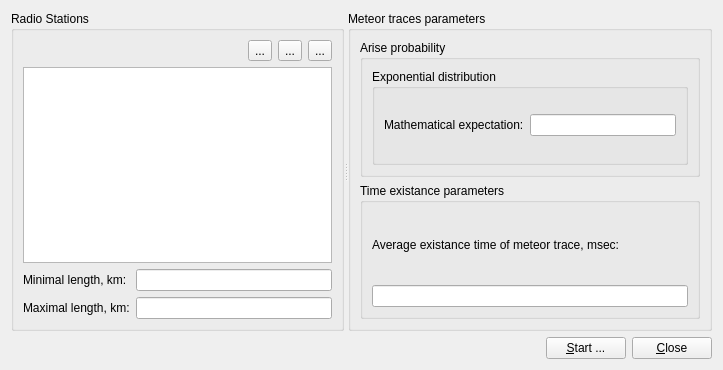
Above: src/gui/ui/meteor_radio_network_form.ui from YuriyRusinov/meteor_radio before the change. Below: the same form after it.
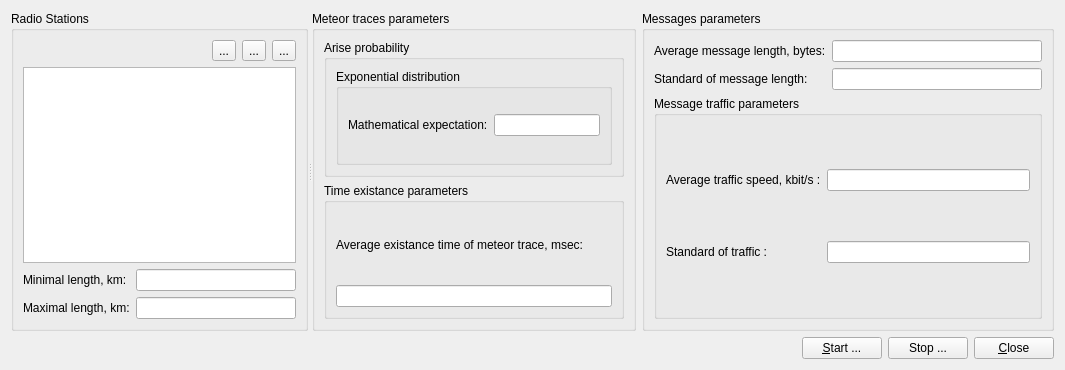
That is the form after the change.

```diff
--- a/src/gui/ui/meteor_radio_network_form.ui
+++ b/src/gui/ui/meteor_radio_network_form.ui
@@ -6,14 +6,14 @@
    <rect>
     <x>0</x>
     <y>0</y>
-    <width>723</width>
+    <width>1065</width>
     <height>370</height>
    </rect>
   </property>
   <property name="windowTitle">
    <string>Form</string>
   </property>
-  <layout class="QGridLayout" name="gridLayout_2">
+  <layout class="QGridLayout" name="gridLayout_7">
    <item row="0" column="0">
     <widget class="QSplitter" name="splitter">
      <property name="orientation">
@@ -87,7 +87,7 @@
       <property name="title">
        <string>Meteor traces parameters</string>
       </property>
-      <layout class="QGridLayout" name="gridLayout_3">
+      <layout class="QGridLayout" name="gridLayout_2">
        <item row="0" column="0">
         <widget class="QGroupBox" name="gbDistrAParams">
          <property name="title">
@@ -139,7 +139,65 @@
      </widget>
     </widget>
    </item>
-   <item row="1" column="0">
+   <item row="0" column="1">
+    <widget class="QGroupBox" name="gbMessages">
+     <property name="title">
+      <string>Messages parameters</string>
+     </property>
+     <layout class="QGridLayout" name="gridLayout_5">
+      <item row="0" column="0">
+       <widget class="QLabel" name="lMessageLength">
+        <property name="text">
+         <string>&lt;html&gt;&lt;head/&gt;&lt;body&gt;&lt;p&gt;Average message length, bytes:&lt;/p&gt;&lt;/body&gt;&lt;/html&gt;</string>
+        </property>
+       </widget>
+      </item>
+      <item row="0" column="1">
+       <widget class="QLineEdit" name="lEMessageLength"/>
+      </item>
+      <item row="1" column="0">
+       <widget class="QLabel" name="lMessageSt">
+        <property name="text">
+         <string>&lt;html&gt;&lt;head/&gt;&lt;body&gt;&lt;p&gt;Standard of message length:&lt;/p&gt;&lt;/body&gt;&lt;/html&gt;</string>
+        </property>
+       </widget>
+      </item>
+      <item row="1" column="1">
+       <widget class="QLineEdit" name="lEMessageStandard"/>
+      </item>
+      <item row="2" column="0" colspan="2">
+       <widget class="QGroupBox" name="gbMessageTraffic">
+        <property name="title">
+         <string>Message traffic parameters</string>
+        </property>
+        <layout class="QGridLayout" name="gridLayout_3">
+         <item row="0" column="0">
+          <widget class="QLabel" name="LMessageSpeed">
+           <property name="text">
+            <string>&lt;html&gt;&lt;head/&gt;&lt;body&gt;&lt;p&gt;Average traffic speed, kbit/s :&lt;/p&gt;&lt;/body&gt;&lt;/html&gt;</string>
+           </property>
+          </widget>
+         </item>
+         <item row="0" column="1">
+          <widget class="QLineEdit" name="lEMessageSpeed"/>
+         </item>
+         <item row="1" column="0">
+          <widget class="QLabel" name="lStandardTraffic">
+           <property name="text">
+            <string>&lt;html&gt;&lt;head/&gt;&lt;body&gt;&lt;p&gt;Standard of traffic :&lt;/p&gt;&lt;/body&gt;&lt;/html&gt;</string>
+           </property>
+          </widget>
+         </item>
+         <item row="1" column="1">
+          <widget class="QLineEdit" name="lETrafficSt"/>
+         </item>
+        </layout>
+       </widget>
+      </item>
+     </layout>
+    </widget>
+   </item>
+   <item row="1" column="0" colspan="2">
     <layout class="QHBoxLayout" name="buttonsLayout">
      <item>
       <spacer name="hButtonsSpacer">
@@ -161,6 +219,13 @@
        </property>
       </widget>
      </item>
+     <item>
+      <widget class="QPushButton" name="pbStopModel">
+       <property name="text">
+        <string>Stop ...</string>
+       </property>
+      </widget>
+     </item>
      <item>
       <widget class="QPushButton" name="pbClose">
        <property name="text">
```
Left out of the diff: 54 changed lines with no effect on the pictures.
